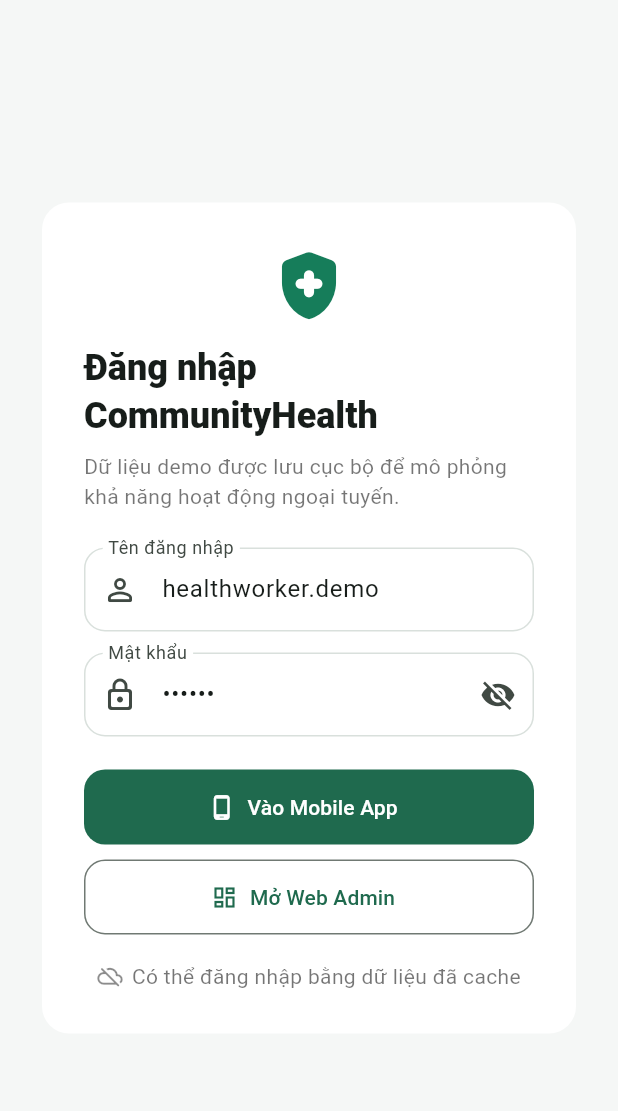
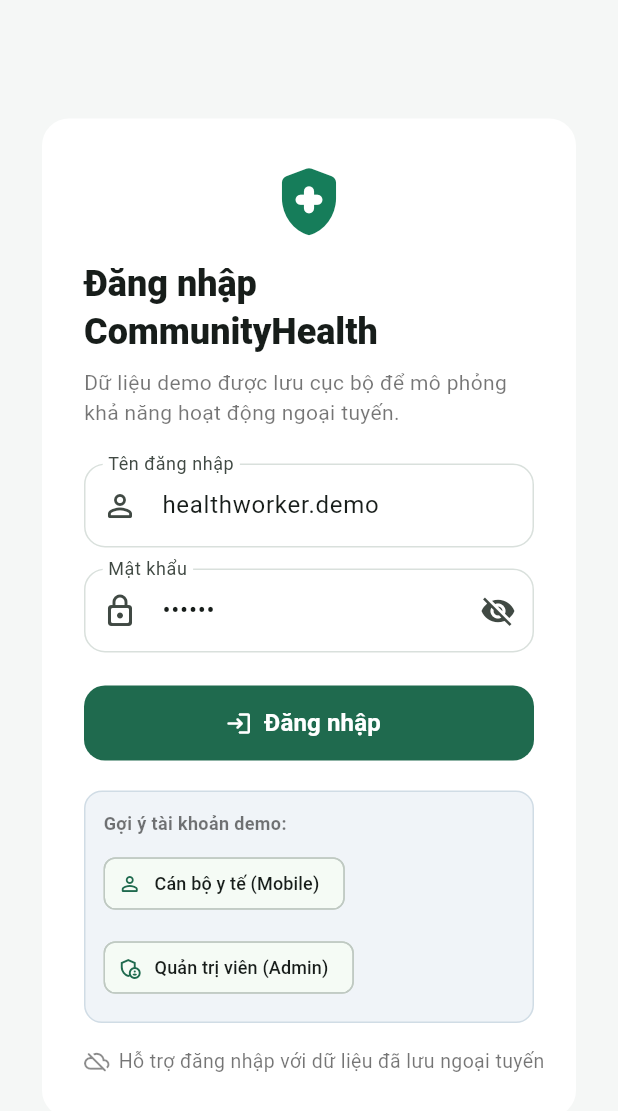
Before and after one commit to Duckngunguk/BTL11_CommunityHealth, a Flutter app: the screen it shows after launch, on a phone screen of 412 x 824 dp. Shown: the top 1111 px of the screen. Run offline on Flutter 3.47's test engine with Material 3 defaults, Android fonts, the phone set to English and light mode, and no system bars.

Commit message:
cập nhật giao diện 1 nút đăng nhập tự động phân quyền tài khoản

```diff
--- a/lib/screens/login_screen.dart
+++ b/lib/screens/login_screen.dart
@@ -92,23 +92,62 @@
                               ),
                               const SizedBox(height: 22),
                               FilledButton.icon(
-                                onPressed: () => widget.onLogin(AppMode.mobile),
-                                icon: const Icon(Icons.phone_android_rounded),
-                                label: const Text('Vào Mobile App'),
+                                onPressed: _handleLogin,
+                                icon: const Icon(Icons.login_rounded),
+                                label: const Text('Đăng nhập', style: TextStyle(fontSize: 16, fontWeight: FontWeight.w700)),
                               ),
-                              const SizedBox(height: 10),
-                              OutlinedButton.icon(
-                                onPressed: () => widget.onLogin(AppMode.admin),
-                                icon: const Icon(Icons.dashboard_outlined),
-                                label: const Text('Mở Web Admin'),
+                              const SizedBox(height: 20),
+                              Container(
+                                padding: const EdgeInsets.all(12),
+                                decoration: BoxDecoration(
+                                  color: const Color(0xFFF0F4F8),
+                                  borderRadius: BorderRadius.circular(12),
+                                  border: Border.all(color: const Color(0xFFD0DCE5)),
+                                ),
+                                child: Column(
+                                  crossAxisAlignment: CrossAxisAlignment.start,
+                                  children: [
+                                    const Text(
+                                      'Gợi ý tài khoản demo:',
+                                      style: TextStyle(fontSize: 12, fontWeight: FontWeight.w700, color: Colors.black54),
+                                    ),
+                                    const SizedBox(height: 8),
+                                    Wrap(
+                                      spacing: 8,
+                                      runSpacing: 8,
+                                      children: [
+                                        ActionChip(
+                                          avatar: const Icon(Icons.person_outline_rounded, size: 16),
+                                          label: const Text('Cán bộ y tế (Mobile)', style: TextStyle(fontSize: 12)),
+                                          onPressed: () {
+                                            setState(() {
+                                              _usernameController.text = 'healthworker.demo';
+                                              _passwordController.text = '123456';
+                                            });
+                                          },
+                                        ),
+                                        ActionChip(
+                                          avatar: const Icon(Icons.admin_panel_settings_outlined, size: 16),
+                                          label: const Text('Quản trị viên (Admin)', style: TextStyle(fontSize: 12)),
+                                          onPressed: () {
+                                            setState(() {
+                                              _usernameController.text = 'admin.demo';
+                                              _passwordController.text = '123456';
+                                            });
+                                          },
+                                        ),
+                                      ],
+                                    ),
+                                  ],
+                                ),
                               ),
-                              const SizedBox(height: 18),
+                              const SizedBox(height: 16),
                               const Row(
                                 mainAxisAlignment: MainAxisAlignment.center,
                                 children: [
                                   Icon(Icons.cloud_off_rounded, size: 17, color: Colors.black45),
                                   SizedBox(width: 6),
-                                  Text('Có thể đăng nhập bằng dữ liệu đã cache', style: TextStyle(color: Colors.black54)),
+                                  Text('Hỗ trợ đăng nhập với dữ liệu đã lưu ngoại tuyến', style: TextStyle(color: Colors.black54, fontSize: 13)),
                                 ],
                               ),
                             ],
@@ -124,6 +163,22 @@
         },
       ),
     );
+  }
+
+  void _handleLogin() {
+    final username = _usernameController.text.trim().toLowerCase();
+    if (username.isEmpty) {
+      ScaffoldMessenger.of(context).showSnackBar(
+        const SnackBar(content: Text('Vui lòng nhập tên đăng nhập')),
+      );
+      return;
+    }
+
+    if (username.contains('admin')) {
+      widget.onLogin(AppMode.admin);
+    } else {
+      widget.onLogin(AppMode.mobile);
+    }
   }
 }
 
```
